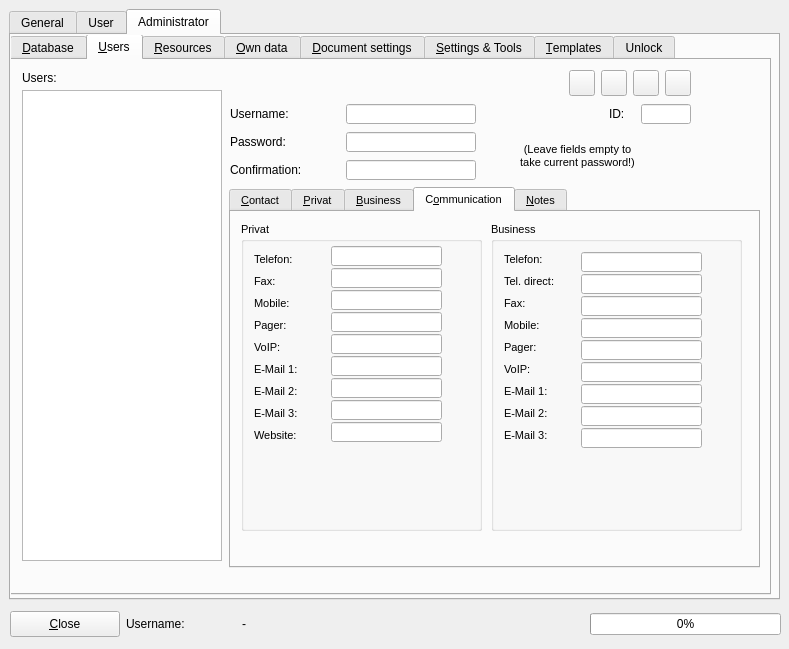
Qt form trunk/ui/cfgfrm.ui (BackupTheBerlios/first4-svn) before a commit.
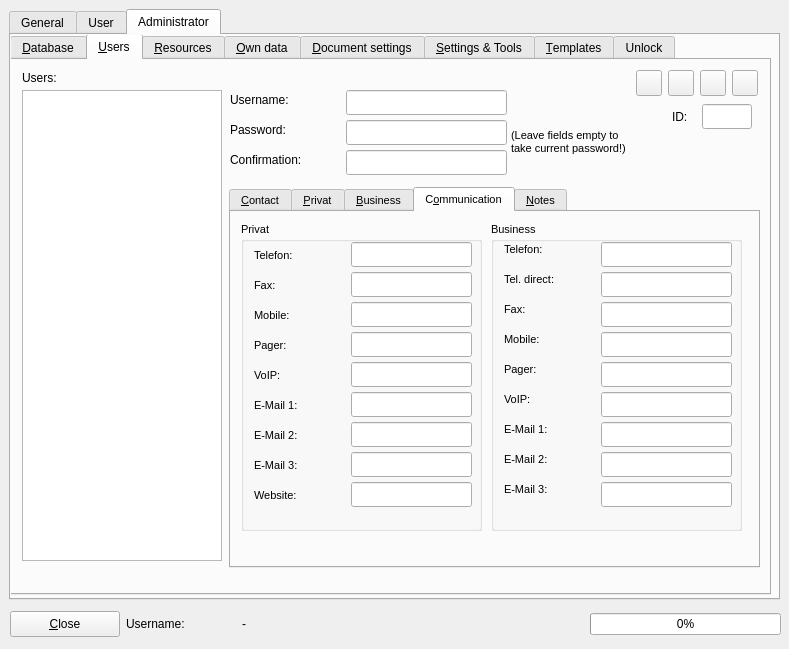
The same form after that commit. The open tabs and pages were chosen to show the change. Icons and pictures are not drawn.

What changed in the file:
```diff
--- a/trunk/ui/cfgfrm.ui
+++ b/trunk/ui/cfgfrm.ui
@@ -1152,10 +1152,10 @@
       <widget class="QLabel" name="label_21" >
        <property name="geometry" >
         <rect>
-         <x>451</x>
-         <y>71</y>
-         <width>229</width>
-         <height>50</height>
+         <x>499</x>
+         <y>69</y>
+         <width>181</width>
+         <height>41</height>
         </rect>
        </property>
        <property name="font" >
@@ -1168,7 +1168,7 @@
 take current password!)</string>
        </property>
        <property name="alignment" >
-        <set>Qt::AlignCenter</set>
+        <set>Qt::AlignLeading|Qt::AlignLeft|Qt::AlignTop</set>
        </property>
       </widget>
       <widget class="QTabWidget" name="usertab" >
@@ -1877,7 +1877,7 @@
           <property name="geometry" >
            <rect>
             <x>13</x>
-            <y>203</y>
+            <y>257</y>
             <width>110</width>
             <height>20</height>
            </rect>
@@ -1902,7 +1902,7 @@
           <property name="geometry" >
            <rect>
             <x>13</x>
-            <y>181</y>
+            <y>227</y>
             <width>110</width>
             <height>20</height>
            </rect>
@@ -1927,7 +1927,7 @@
           <property name="geometry" >
            <rect>
             <x>13</x>
-            <y>159</y>
+            <y>197</y>
             <width>110</width>
             <height>20</height>
            </rect>
@@ -1952,7 +1952,7 @@
           <property name="geometry" >
            <rect>
             <x>13</x>
-            <y>137</y>
+            <y>167</y>
             <width>110</width>
             <height>20</height>
            </rect>
@@ -1977,7 +1977,7 @@
           <property name="geometry" >
            <rect>
             <x>13</x>
-            <y>115</y>
+            <y>137</y>
             <width>110</width>
             <height>20</height>
            </rect>
@@ -2002,7 +2002,7 @@
           <property name="geometry" >
            <rect>
             <x>13</x>
-            <y>93</y>
+            <y>107</y>
             <width>110</width>
             <height>20</height>
            </rect>
@@ -2027,7 +2027,7 @@
           <property name="geometry" >
            <rect>
             <x>13</x>
-            <y>71</y>
+            <y>77</y>
             <width>110</width>
             <height>20</height>
            </rect>
@@ -2052,7 +2052,7 @@
           <property name="geometry" >
            <rect>
             <x>13</x>
-            <y>49</y>
+            <y>47</y>
             <width>110</width>
             <height>20</height>
            </rect>
@@ -2077,7 +2077,7 @@
           <property name="geometry" >
            <rect>
             <x>13</x>
-            <y>27</y>
+            <y>17</y>
             <width>110</width>
             <height>20</height>
            </rect>
@@ -2101,90 +2101,90 @@
          <widget class="QLineEdit" name="txt_users_business_email2" >
           <property name="geometry" >
            <rect>
-            <x>90</x>
-            <y>184</y>
-            <width>121</width>
-            <height>20</height>
+            <x>110</x>
+            <y>230</y>
+            <width>131</width>
+            <height>25</height>
            </rect>
           </property>
          </widget>
          <widget class="QLineEdit" name="txt_users_business_email1" >
           <property name="geometry" >
            <rect>
-            <x>90</x>
-            <y>162</y>
-            <width>121</width>
-            <height>20</height>
+            <x>110</x>
+            <y>200</y>
+            <width>131</width>
+            <height>25</height>
            </rect>
           </property>
          </widget>
          <widget class="QLineEdit" name="txt_users_business_voip" >
           <property name="geometry" >
            <rect>
-            <x>90</x>
-            <y>140</y>
-            <width>121</width>
-            <height>20</height>
+            <x>110</x>
+            <y>170</y>
+            <width>131</width>
+            <height>25</height>
            </rect>
           </property>
          </widget>
          <widget class="QLineEdit" name="txt_users_business_pager" >
           <property name="geometry" >
            <rect>
-            <x>90</x>
-            <y>118</y>
-            <width>121</width>
-            <height>20</height>
+            <x>110</x>
+            <y>140</y>
+            <width>131</width>
+            <height>25</height>
            </rect>
           </property>
          </widget>
          <widget class="QLineEdit" name="txt_users_business_mobile" >
           <property name="geometry" >
            <rect>
-            <x>90</x>
-            <y>96</y>
-            <width>121</width>
-            <height>20</height>
+            <x>110</x>
+            <y>110</y>
+            <width>131</width>
+            <height>25</height>
            </rect>
           </property>
          </widget>
          <widget class="QLineEdit" name="txt_users_business_fax" >
           <property name="geometry" >
            <rect>
-            <x>90</x>
-            <y>74</y>
-            <width>121</width>
-            <height>20</height>
+            <x>110</x>
+            <y>80</y>
+            <width>131</width>
+            <height>25</height>
            </rect>
           </property>
          </widget>
          <widget class="QLineEdit" name="txt_users_business_teldir" >
           <property name="geometry" >
            <rect>
-            <x>90</x>
-            <y>52</y>
-            <width>121</width>
-            <height>20</height>
+            <x>110</x>
+            <y>50</y>
+            <width>131</width>
+            <height>25</height>
            </rect>
           </property>
          </widget>
          <widget class="QLineEdit" name="txt_users_business_tel" >
           <property name="geometry" >
            <rect>
-            <x>90</x>
-            <y>30</y>
-            <width>121</width>
-            <height>20</height>
+            <x>110</x>
+            <y>20</y>
+            <width>131</width>
+            <height>25</height>
            </rect>
           </property>
          </widget>
          <widget class="QLineEdit" name="txt_users_business_email3" >
           <property name="geometry" >
            <rect>
-            <x>90</x>
-            <y>206</y>
-            <width>121</width>
-            <height>20</height>
+            <x>110</x>
+            <y>260</y>
+            <width>131</width>
+            <height>25</height>
            </rect>
           </property>
          </widget>
@@ -2205,7 +2205,7 @@
           <property name="geometry" >
            <rect>
             <x>13</x>
-            <y>27</y>
+            <y>23</y>
             <width>110</width>
             <height>20</height>
            </rect>
@@ -2230,7 +2230,7 @@
           <property name="geometry" >
            <rect>
             <x>13</x>
-            <y>49</y>
+            <y>53</y>
             <width>110</width>
             <height>20</height>
            </rect>
@@ -2255,7 +2255,7 @@
           <property name="geometry" >
            <rect>
             <x>13</x>
-            <y>71</y>
+            <y>83</y>
             <width>110</width>
             <height>20</height>
            </rect>
@@ -2280,7 +2280,7 @@
           <property name="geometry" >
            <rect>
             <x>13</x>
-            <y>93</y>
+            <y>113</y>
             <width>110</width>
             <height>20</height>
            </rect>
@@ -2305,7 +2305,7 @@
           <property name="geometry" >
            <rect>
             <x>13</x>
-            <y>159</y>
+            <y>203</y>
             <width>110</width>
             <height>20</height>
            </rect>
@@ -2330,7 +2330,7 @@
           <property name="geometry" >
            <rect>
             <x>13</x>
-            <y>181</y>
+            <y>233</y>
             <width>110</width>
             <height>20</height>
            </rect>
@@ -2355,7 +2355,7 @@
           <property name="geometry" >
            <rect>
             <x>13</x>
-            <y>203</y>
+            <y>263</y>
             <width>110</width>
             <height>20</height>
            </rect>
@@ -2380,7 +2380,7 @@
           <property name="geometry" >
            <rect>
             <x>13</x>
-            <y>137</y>
+            <y>173</y>
             <width>110</width>
             <height>20</height>
            </rect>
@@ -2405,7 +2405,7 @@
           <property name="geometry" >
            <rect>
             <x>13</x>
-            <y>115</y>
+            <y>143</y>
             <width>110</width>
             <height>20</height>
            </rect>
@@ -2429,90 +2429,90 @@
          <widget class="QLineEdit" name="txt_users_private_website" >
           <property name="geometry" >
            <rect>
-            <x>90</x>
-            <y>200</y>
-            <width>111</width>
-            <height>20</height>
+            <x>110</x>
+            <y>260</y>
+            <width>121</width>
+            <height>25</height>
            </rect>
           </property>
          </widget>
          <widget class="QLineEdit" name="txt_users_private_email3" >
           <property name="geometry" >
            <rect>
-            <x>90</x>
-            <y>178</y>
-            <width>111</width>
-            <height>20</height>
+            <x>110</x>
+            <y>230</y>
+            <width>121</width>
+            <height>25</height>
            </rect>
           </property>
          </widget>
          <widget class="QLineEdit" name="txt_users_private_email2" >
           <property name="geometry" >
            <rect>
-            <x>90</x>
-            <y>156</y>
-            <width>111</width>
-            <height>20</height>
+            <x>110</x>
+            <y>200</y>
+            <width>121</width>
+            <height>25</height>
            </rect>
           </property>
          </widget>
          <widget class="QLineEdit" name="txt_users_private_email1" >
           <property name="geometry" >
            <rect>
-            <x>90</x>
-            <y>134</y>
-            <width>111</width>
-            <height>20</height>
+            <x>110</x>
+            <y>170</y>
+            <width>121</width>
+            <height>25</height>
            </rect>
           </property>
          </widget>
          <widget class="QLineEdit" name="txt_users_private_voip" >
           <property name="geometry" >
            <rect>
-            <x>90</x>
-            <y>112</y>
-            <width>111</width>
-            <height>20</height>
+            <x>110</x>
+            <y>140</y>
+            <width>121</width>
+            <height>25</height>
            </rect>
           </property>
          </widget>
          <widget class="QLineEdit" name="txt_users_private_pager" >
           <property name="geometry" >
            <rect>
-            <x>90</x>
-            <y>90</y>
-            <width>111</width>
-            <height>20</height>
+            <x>110</x>
+            <y>110</y>
+            <width>121</width>
+            <height>25</height>
            </rect>
           </property>
          </widget>
          <widget class="QLineEdit" name="txt_users_private_mobile" >
           <property name="geometry" >
            <rect>
-            <x>90</x>
-            <y>68</y>
-            <width>111</width>
-            <height>20</height>
+            <x>110</x>
+            <y>80</y>
+            <width>121</width>
+            <height>25</height>
            </rect>
           </property>
          </widget>
          <widget class="QLineEdit" name="txt_users_private_fax" >
           <property name="geometry" >
            <rect>
-            <x>90</x>
-            <y>46</y>
-            <width>111</width>
-            <height>20</height>
+            <x>110</x>
+            <y>50</y>
+            <width>121</width>
+            <height>25</height>
            </rect>
           </property>
          </widget>
          <widget class="QLineEdit" name="txt_users_private_tel" >
           <property name="geometry" >
            <rect>
-            <x>90</x>
-            <y>24</y>
-            <width>111</width>
-            <height>20</height>
+            <x>110</x>
+            <y>20</y>
+            <width>121</width>
+            <height>25</height>
            </rect>
           </property>
          </widget>
@@ -2551,7 +2551,7 @@
        <property name="geometry" >
         <rect>
          <x>218</x>
-         <y>72</y>
+         <y>60</y>
          <width>110</width>
          <height>20</height>
         </rect>
@@ -2576,9 +2576,9 @@
        <property name="geometry" >
         <rect>
          <x>334</x>
-         <y>72</y>
-         <width>130</width>
-         <height>20</height>
+         <y>60</y>
+         <width>161</width>
+         <height>25</height>
         </rect>
        </property>
        <property name="echoMode" >
@@ -2588,10 +2588,10 @@
       <widget class="QLabel" name="label_20" >
        <property name="geometry" >
         <rect>
-         <x>597</x>
-         <y>44</y>
+         <x>660</x>
+         <y>46</y>
          <width>26</width>
-         <height>20</height>
+         <height>21</height>
         </rect>
        </property>
        <property name="minimumSize" >
@@ -2613,10 +2613,10 @@
       <widget class="QLineEdit" name="txt_users_id" >
        <property name="geometry" >
         <rect>
-         <x>629</x>
+         <x>690</x>
          <y>44</y>
          <width>50</width>
-         <height>20</height>
+         <height>25</height>
         </rect>
        </property>
        <property name="minimumSize" >
@@ -2639,7 +2639,7 @@
        <property name="geometry" >
         <rect>
          <x>218</x>
-         <y>100</y>
+         <y>90</y>
          <width>110</width>
          <height>20</height>
         </rect>
@@ -2664,9 +2664,9 @@
        <property name="geometry" >
         <rect>
          <x>334</x>
-         <y>100</y>
-         <width>130</width>
-         <height>20</height>
+         <y>90</y>
+         <width>161</width>
+         <height>25</height>
         </rect>
        </property>
        <property name="echoMode" >
@@ -2676,7 +2676,7 @@
       <widget class="QPushButton" name="btn_users_new" >
        <property name="geometry" >
         <rect>
-         <x>557</x>
+         <x>624</x>
          <y>10</y>
          <width>26</width>
          <height>26</height>
@@ -2704,7 +2704,7 @@
       <widget class="QPushButton" name="btn_users_delete" >
        <property name="geometry" >
         <rect>
-         <x>653</x>
+         <x>720</x>
          <y>10</y>
          <width>26</width>
          <height>26</height>
@@ -2732,7 +2732,7 @@
       <widget class="QPushButton" name="btn_users_save" >
        <property name="geometry" >
         <rect>
-         <x>589</x>
+         <x>656</x>
          <y>10</y>
          <width>26</width>
          <height>26</height>
@@ -2760,7 +2760,7 @@
       <widget class="QPushButton" name="btn_users_cancel" >
        <property name="geometry" >
         <rect>
-         <x>621</x>
+         <x>688</x>
          <y>10</y>
          <width>26</width>
          <height>26</height>
@@ -2789,7 +2789,7 @@
        <property name="geometry" >
         <rect>
          <x>218</x>
-         <y>44</y>
+         <y>30</y>
          <width>110</width>
          <height>20</height>
         </rect>
@@ -2814,9 +2814,9 @@
        <property name="geometry" >
         <rect>
          <x>334</x>
-         <y>44</y>
-         <width>130</width>
-         <height>20</height>
+         <y>30</y>
+         <width>161</width>
+         <height>25</height>
         </rect>
        </property>
       </widget>
```
Left out of the diff: 360 changed lines with no effect on the pictures.
